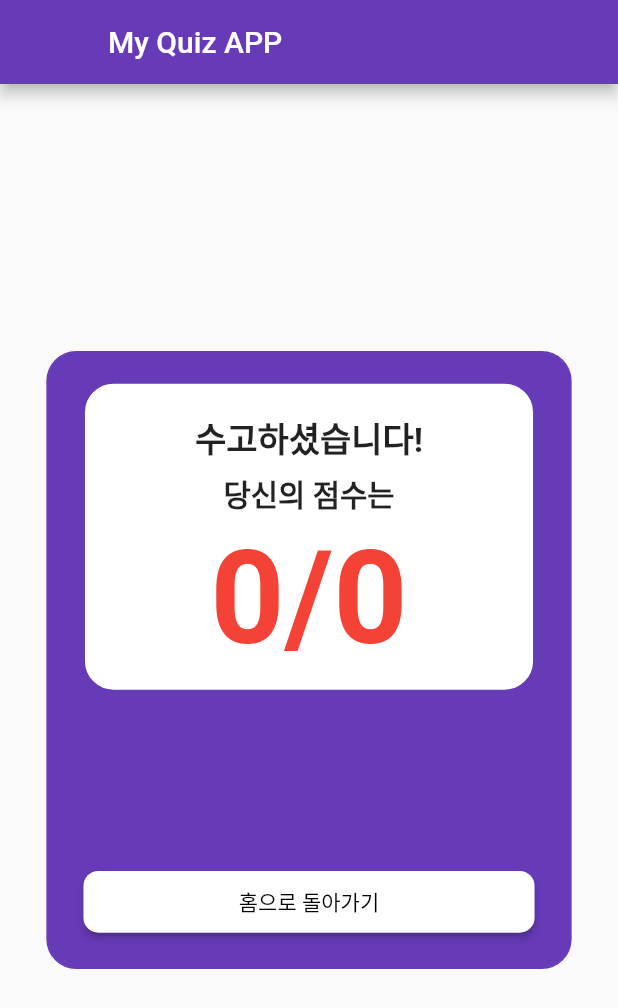
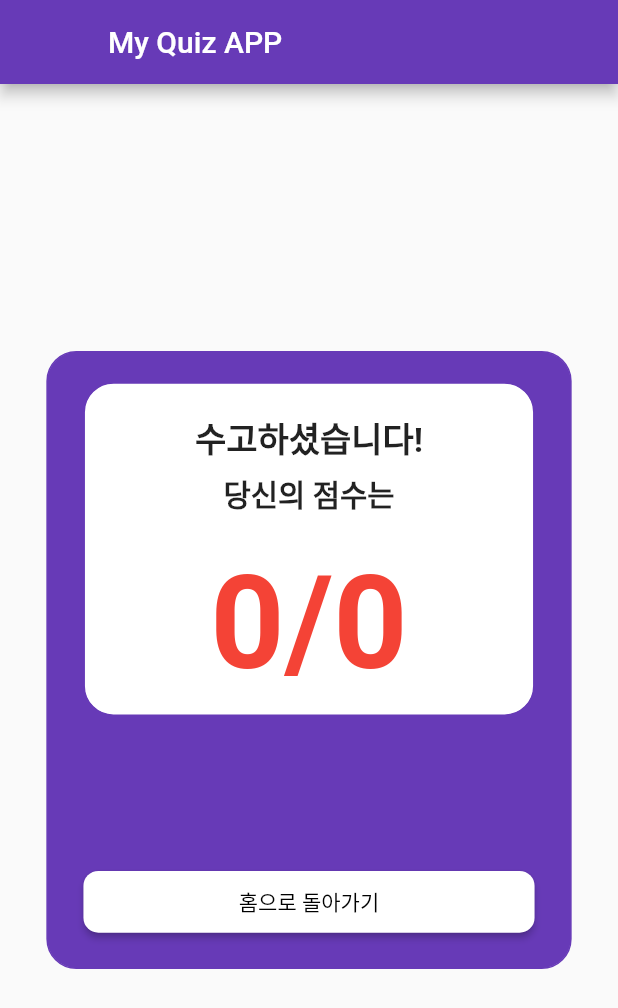
Before and after one commit to PzaThief/AS_Flutter, a Flutter app: the ResultScreen screen opened directly with empty values, on a phone screen of 412 x 824 dp. Shown: the top 1008 px of the screen. Run offline on Flutter 3.47's test engine with Material 2 defaults, Android fonts, the phone set to English and light mode, and no system bars; our stand-ins replace auto_size_text, flutter_swiper.

Commit message:
result page error fix

```diff
--- a/flutter_app/lib/screen/screen_result.dart
+++ b/flutter_app/lib/screen/screen_result.dart
@@ -50,7 +50,7 @@ class ResultScreen extends StatelessWidget {
                       color: Colors.white,
                     ),
                     width: width * 0.73,
-                    height: height * 0.25,
+                    height: height * 0.27,
                     child: Column(
                       children: <Widget>[
                         Container(
```
